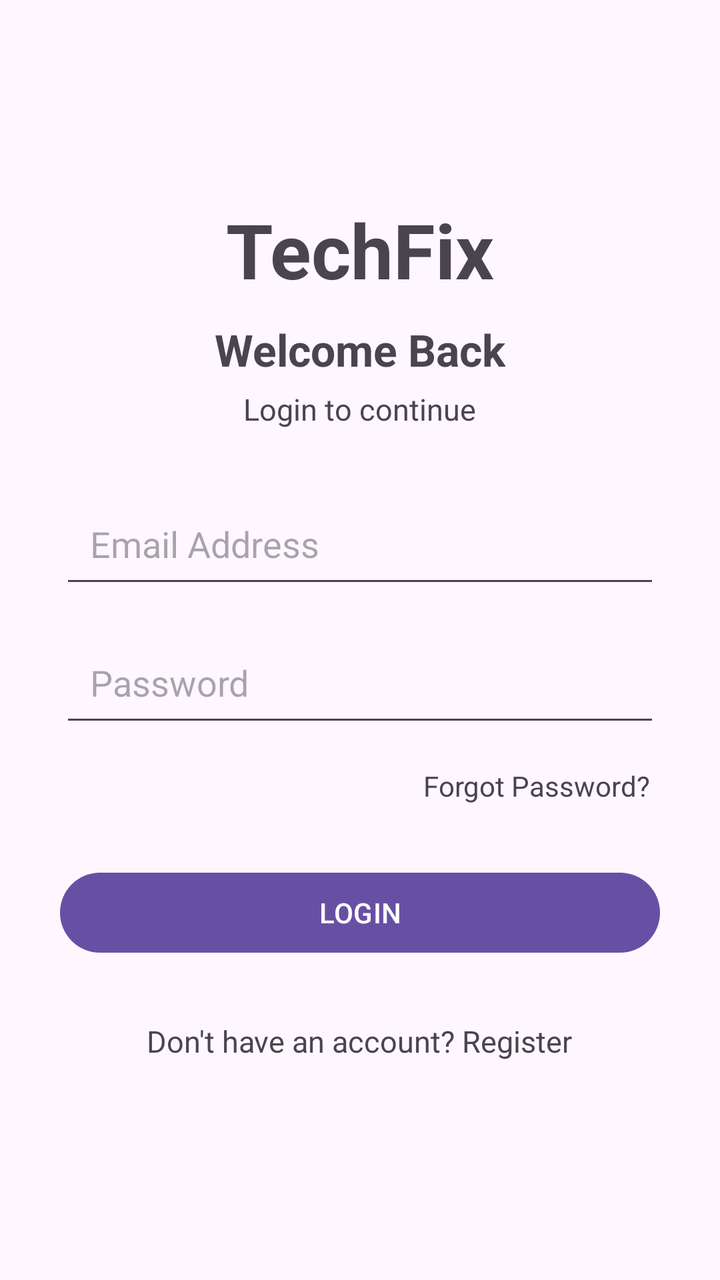
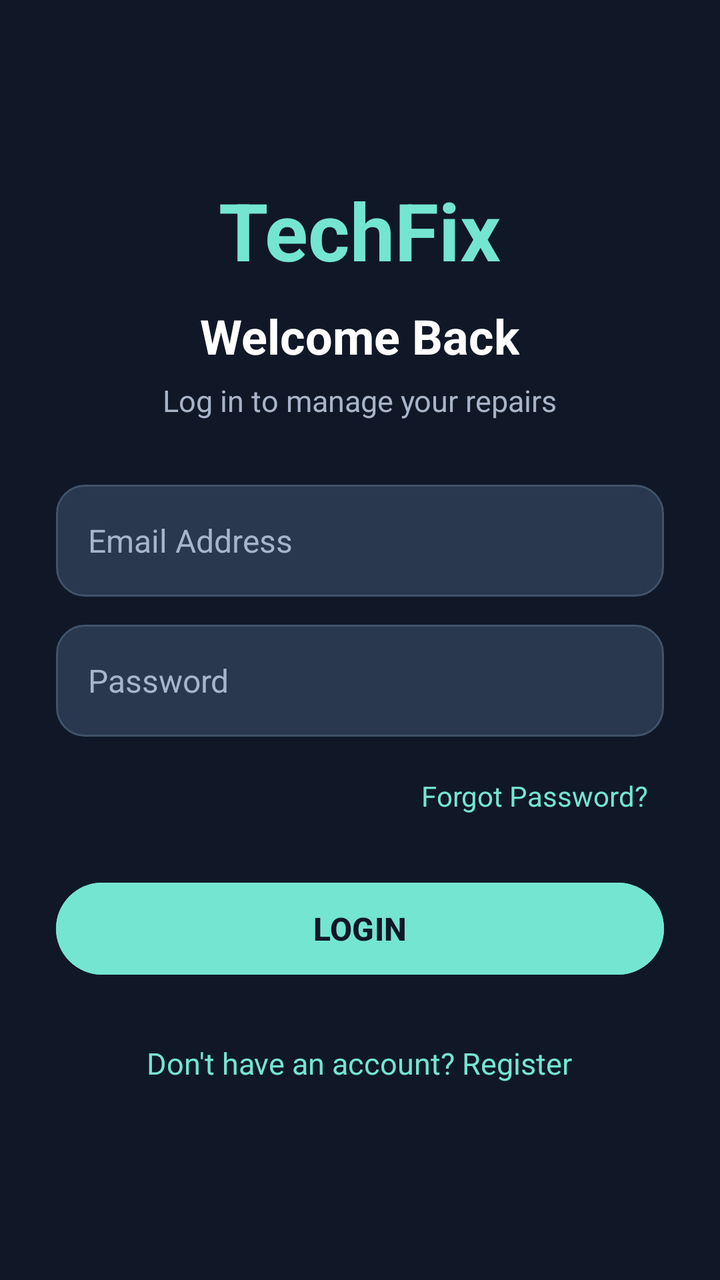

Before-and-after screenshots of an Android layout around one commit, followed by the original layout XML and the change that was made.
<!-- AndroidManifest.xml: application theme Theme.Techfix -->
<!-- res/layout/activity_main.xml -->
<?xml version="1.0" encoding="utf-8"?>
<LinearLayout xmlns:android="http://schemas.android.com/apk/res/android"
    android:layout_width="match_parent"
    android:layout_height="match_parent"
    android:orientation="vertical"
    android:gravity="center"
    android:padding="30dp">

    <TextView
        android:layout_width="wrap_content"
        android:layout_height="wrap_content"
        android:text="TechFix"
        android:textSize="38sp"
        android:textStyle="bold" />

    <TextView
        android:layout_width="wrap_content"
        android:layout_height="wrap_content"
        android:text="Welcome Back"
        android:textSize="22sp"
        android:textStyle="bold"
        android:layout_marginTop="10dp" />

    <TextView
        android:layout_width="wrap_content"
        android:layout_height="wrap_content"
        android:text="Login to continue"
        android:textSize="15sp"
        android:layout_marginTop="5dp"
        android:layout_marginBottom="30dp" />

    <EditText
        android:id="@+id/editEmail"
        android:layout_width="match_parent"
        android:layout_height="wrap_content"
        android:hint="Email Address"
        android:inputType="textEmailAddress"
        android:padding="15dp" />

    <EditText
        android:id="@+id/editPassword"
        android:layout_width="match_parent"
        android:layout_height="wrap_content"
        android:hint="Password"
        android:inputType="textPassword"
        android:padding="15dp"
        android:layout_marginTop="15dp" />

    <TextView
        android:id="@+id/txtForgotPassword"
        android:layout_width="wrap_content"
        android:layout_height="wrap_content"
        android:text="Forgot Password?"
        android:textSize="14sp"
        android:layout_gravity="end"
        android:layout_marginTop="10dp"
        android:padding="5dp" />

    <Button
        android:id="@+id/btnLogin"
        android:layout_width="match_parent"
        android:layout_height="wrap_content"
        android:text="LOGIN"
        android:layout_marginTop="25dp" />

    <TextView
        android:id="@+id/txtRegister"
        android:layout_width="wrap_content"
        android:layout_height="wrap_content"
        android:text="Don't have an account? Register"
        android:textSize="15sp"
        android:layout_marginTop="20dp"
        android:padding="10dp" />

</LinearLayout>
<!-- resources referenced by this layout -->
<resources>
  <style name="Theme.Techfix" parent="Base.Theme.Techfix" />
  <style name="Base.Theme.Techfix" parent="Theme.Material3.DayNight.NoActionBar">
          
          
      </style>
</resources>

<!-- the commit's change to res/layout/activity_main.xml (unified diff, before → after) -->
@@ -1,75 +1,105 @@
 <?xml version="1.0" encoding="utf-8"?>
-<LinearLayout xmlns:android="http://schemas.android.com/apk/res/android"
+<ScrollView xmlns:android="http://schemas.android.com/apk/res/android"
     android:layout_width="match_parent"
     android:layout_height="match_parent"
-    android:orientation="vertical"
-    android:gravity="center"
-    android:padding="30dp">
+    android:background="@color/tech_background"
+    android:fillViewport="true"
+    android:fitsSystemWindows="true">
 
-    <TextView
-        android:layout_width="wrap_content"
-        android:layout_height="wrap_content"
-        android:text="TechFix"
-        android:textSize="38sp"
-        android:textStyle="bold" />
-
-    <TextView
-        android:layout_width="wrap_content"
-        android:layout_height="wrap_content"
-        android:text="Welcome Back"
-        android:textSize="22sp"
-        android:textStyle="bold"
-        android:layout_marginTop="10dp" />
-
-    <TextView
-        android:layout_width="wrap_content"
-        android:layout_height="wrap_content"
-        android:text="Login to continue"
-        android:textSize="15sp"
-        android:layout_marginTop="5dp"
-        android:layout_marginBottom="30dp" />
-
-    <EditText
-        android:id="@+id/editEmail"
+    <LinearLayout
         android:layout_width="match_parent"
         android:layout_height="wrap_content"
-        android:hint="Email Address"
-        android:inputType="textEmailAddress"
-        android:padding="15dp" />
+        android:orientation="vertical"
+        android:gravity="center"
+        android:padding="28dp">
 
-    <EditText
-        android:id="@+id/editPassword"
-        android:layout_width="match_parent"
-        android:layout_height="wrap_content"
-        android:hint="Password"
-        android:inputType="textPassword"
-        android:padding="15dp"
-        android:layout_marginTop="15dp" />
+        <TextView
+            android:layout_width="wrap_content"
+            android:layout_height="wrap_content"
+            android:text="TechFix"
+            android:textColor="@color/tech_teal"
+            android:textSize="40sp"
+            android:textStyle="bold" />
 
-    <TextView
-        android:id="@+id/txtForgotPassword"
-        android:layout_width="wrap_content"
-        android:layout_height="wrap_content"
-        android:text="Forgot Password?"
-        android:textSize="14sp"
-        android:layout_gravity="end"
-        android:layout_marginTop="10dp"
-        android:padding="5dp" />
+        <TextView
+            android:layout_width="wrap_content"
+            android:layout_height="wrap_content"
+            android:layout_marginTop="10dp"
+            android:text="Welcome Back"
+            android:textColor="@color/tech_text"
+            android:textSize="24sp"
+            android:textStyle="bold" />
 
-    <Button
-        android:id="@+id/btnLogin"
-        android:layout_width="match_parent"
-        android:layout_height="wrap_content"
-        android:text="LOGIN"
-        android:layout_marginTop="25dp" />
+        <TextView
+            android:layout_width="wrap_content"
+            android:layout_height="wrap_content"
+            android:layout_marginTop="6dp"
+            android:layout_marginBottom="32dp"
+            android:text="Log in to manage your repairs"
+            android:textColor="@color/tech_text_secondary"
+            android:textSize="15sp" />
 
-    <TextView
-        android:id="@+id/txtRegister"
-        android:layout_width="wrap_content"
-        android:layout_height="wrap_content"
-        android:text="Don't have an account? Register"
-        android:textSize="15sp"
-        android:layout_marginTop="20dp"
-        android:padding="10dp" />
+        <EditText
+            android:id="@+id/editEmail"
+            android:layout_width="match_parent"
+            android:layout_height="56dp"
+            android:background="@drawable/bg_tech_input"
+            android:hint="Email Address"
+            android:inputType="textEmailAddress"
+            android:singleLine="true"
+            android:paddingStart="16dp"
+            android:paddingEnd="16dp"
+            android:textColor="@color/tech_text"
+            android:textColorHint="@color/tech_text_secondary"
+            android:textSize="16sp" />
 
-</LinearLayout>
+        <EditText
+            android:id="@+id/editPassword"
+            android:layout_width="match_parent"
+            android:layout_height="56dp"
+            android:layout_marginTop="14dp"
+            android:background="@drawable/bg_tech_input"
+            android:hint="Password"
+            android:inputType="textPassword"
+            android:singleLine="true"
+            android:paddingStart="16dp"
+            android:paddingEnd="16dp"
+            android:textColor="@color/tech_text"
+            android:textColorHint="@color/tech_text_secondary"
+            android:textSize="16sp" />
+
+        <TextView
+            android:id="@+id/txtForgotPassword"
+            android:layout_width="wrap_content"
+            android:layout_height="wrap_content"
+            android:layout_gravity="end"
+            android:layout_marginTop="12dp"
+            android:padding="8dp"
+            android:text="Forgot Password?"
+            android:textColor="@color/tech_teal"
+            android:textSize="14sp" />
+
+        <Button
+            android:id="@+id/btnLogin"
+            android:layout_width="match_parent"
+            android:layout_height="54dp"
+            android:layout_marginTop="22dp"
+            android:backgroundTint="@color/tech_teal"
+            android:text="LOGIN"
+            android:textAllCaps="false"
+            android:textColor="@color/tech_background"
+            android:textSize="16sp"
+            android:textStyle="bold" />
+
+        <TextView
+            android:id="@+id/txtRegister"
+            android:layout_width="wrap_content"
+            android:layout_height="wrap_content"
+            android:layout_marginTop="20dp"
+            android:padding="10dp"
+            android:text="Don't have an account? Register"
+            android:textColor="@color/tech_teal"
+            android:textSize="15sp" />
+
+    </LinearLayout>
+</ScrollView>
<!-- resource entries referenced after the edit -->
@@ -1,6 +1,25 @@
 <!-- resources referenced by this layout -->
 <resources>
+  <color name="tech_background">#101827</color>
+  <color name="tech_teal">#74E5D1</color>
+  <color name="tech_text">#FFFFFF</color>
+  <color name="tech_text_secondary">#A7B4C9</color>
+  <!-- drawable bg_tech_input (drawable) -->
+  <?xml version="1.0" encoding="utf-8"?>
+  <shape xmlns:android="http://schemas.android.com/apk/res/android"
+      android:shape="rectangle">
+  
+      <solid android:color="@color/tech_surface_light" />
+  
+      <corners android:radius="14dp" />
+  
+      <stroke
+          android:width="1dp"
+          android:color="#40536A" />
+  
+  </shape>
   <style name="Theme.Techfix" parent="Base.Theme.Techfix" />
+  <color name="tech_surface_light">#29384E</color>
   <style name="Base.Theme.Techfix" parent="Theme.Material3.DayNight.NoActionBar">
           
           
